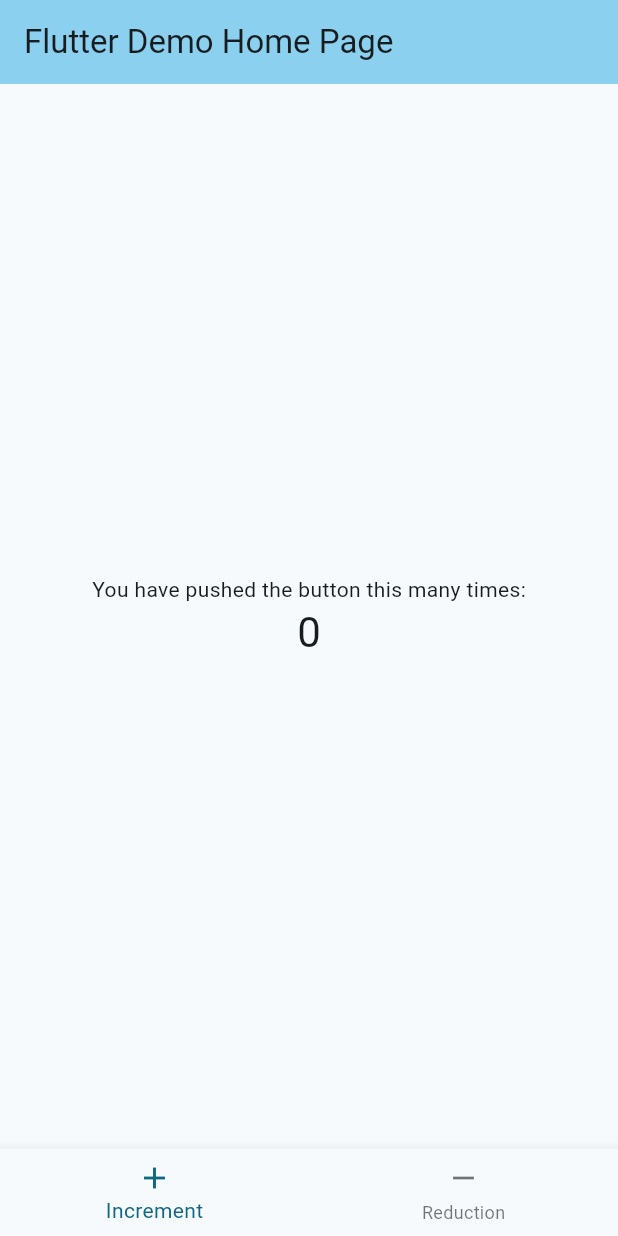
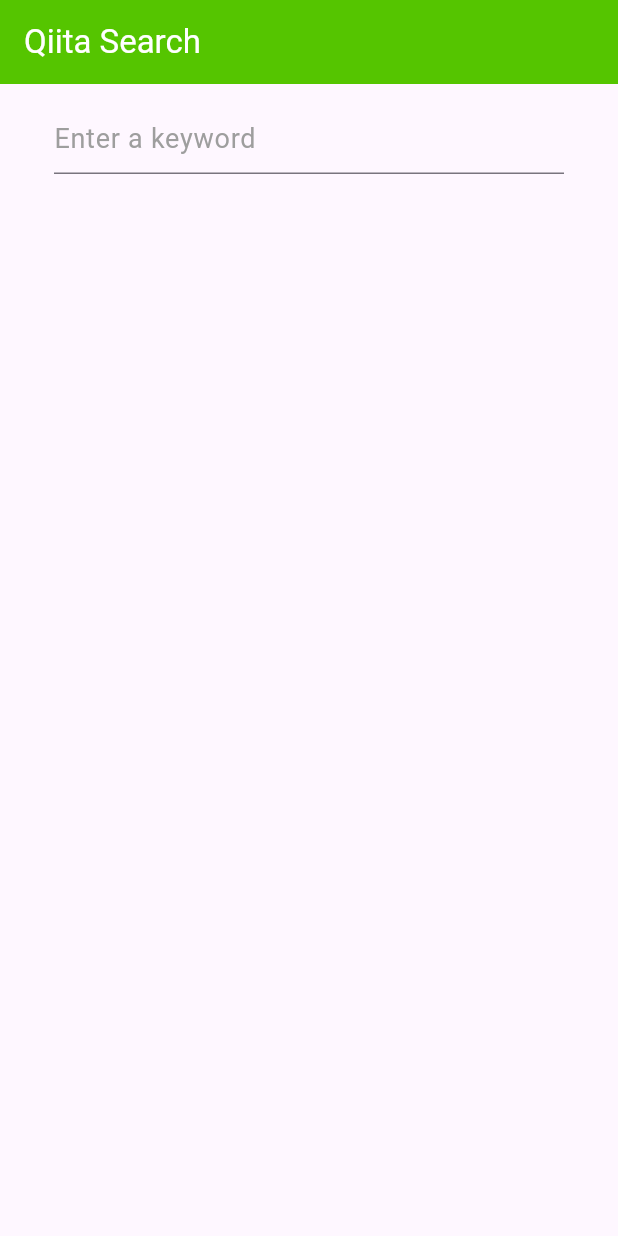
Before and after one commit to Mizuki-OHASHI/flutter_sandbox, a Flutter app: the screen it shows after launch, on a phone screen of 412 x 824 dp. Run offline on Flutter 3.47's test engine with Material 3 defaults, Android fonts, the phone set to English and light mode, and no system bars; our stand-ins replace flutter_dotenv, webview_flutter.

Commit message:
ハンズオン（Qiitaの検索→表示）

```diff
--- a/sample_app/lib/main.dart
+++ b/sample_app/lib/main.dart
@@ -1,167 +1,26 @@
 import 'package:flutter/material.dart';
+import 'package:flutter_dotenv/flutter_dotenv.dart';
+import 'package:sample_app/screens/search_screen.dart';
 
-void main() {
-  runApp(const MyApp());
+Future<void> main() async {
+  await dotenv.load(fileName: '.env');
+  runApp(const MainApp());
 }
 
-class MyApp extends StatelessWidget {
-  const MyApp({super.key});
+class MainApp extends StatelessWidget {
+  const MainApp({super.key});
 
-  // This widget is the root of your application.
   @override
   Widget build(BuildContext context) {
     return MaterialApp(
-      title: 'Counter App (sample)',
+      title: 'Qiita Search',
       theme: ThemeData(
-        // This is the theme of your application.
-        //
-        // TRY THIS: Try running your application with "flutter run". You'll see
-        // the application has a purple toolbar. Then, without quitting the app,
-        // try changing the seedColor in the colorScheme below to Colors.green
-        // and then invoke "hot reload" (save your changes or press the "hot
-        // reload" button in a Flutter-supported IDE, or press "r" if you used
-        // the command line to start the app).
-        //
-        // Notice that the counter didn't reset back to zero; the application
-        // state is not lost during the reload. To reset the state, use hot
-        // restart instead.
-        //
-        // This works for code too, not just values: Most code changes can be
-        // tested with just a hot reload.
-        colorScheme: ColorScheme.fromSeed(seedColor: Colors.blueGrey),
-        useMaterial3: true,
-      ),
-      home: const MyHomePage(title: 'Flutter Demo Home Page'),
+          primarySwatch: Colors.green,
+          fontFamily: 'Hiragino Sans',
+          appBarTheme: const AppBarTheme(backgroundColor: Color(0xFF55C500)),
+          textTheme:
+              Theme.of(context).textTheme.apply(bodyColor: Colors.white)),
+      home: const SearchScreen(),
     );
   }
 }
-
-class MyHomePage extends StatefulWidget {
-  const MyHomePage({super.key, required this.title});
-
-  // This widget is the home page of your application. It is stateful, meaning
-  // that it has a State object (defined below) that contains fields that affect
-  // how it looks.
-
-  // This class is the configuration for the state. It holds the values (in this
-  // case the title) provided by the parent (in this case the App widget) and
-  // used by the build method of the State. Fields in a Widget subclass are
-  // always marked "final".
-
-  final String title;
-
-  @override
-  State<MyHomePage> createState() => _MyHomePageState();
-}
-
-class _MyHomePageState extends State<MyHomePage> {
-  int _counter = 0;
-  int _selectedIndex = 0;
-
-  // void _incrementCounter() {
-  //   setState(() {
-  //     // This call to setState tells the Flutter framework that something has
-  //     // changed in this State, which causes it to rerun the build method below
-  //     // so that the display can reflect the updated values. If we changed
-  //     // _counter without calling setState(), then the build method would not be
-  //     // called again, and so nothing would appear to happen.
-  //     _counter++;
-  //   });
-  // }
-
-  void _onOperatorTapped(int index) {
-    setState(() {
-      _selectedIndex = index;
-      if (index == 0) {
-        _counter++;
-      } else {
-        if (_counter == 0) {
-          showDialogCounterConstraint();
-          return;
-        }
-        _counter--;
-      }
-    });
-  }
-
-  void showDialogCounterConstraint() {
-    showDialog(
-        context: context,
-        builder: (BuildContext context) {
-          return AlertDialog(
-            title: const Text('Counter Constraint'),
-            actions: <Widget>[
-              TextButton(
-                  onPressed: () {
-                    Navigator.pop(context, 'OK');
-                  },
-                  child: const Text('OK'))
-            ],
-            content: const Text('Counter cannot be negative'),
-          );
-        });
-  }
-
-  @override
-  Widget build(BuildContext context) {
-    // This method is rerun every time setState is called, for instance as done
-    // by the _incrementCounter method above.
-    //
-    // The Flutter framework has been optimized to make rerunning build methods
-    // fast, so that you can just rebuild anything that needs updating rather
-    // than having to individually change instances of widgets.
-    return Scaffold(
-      appBar: AppBar(
-        // TRY THIS: Try changing the color here to a specific color (to
-        // Colors.amber, perhaps?) and trigger a hot reload to see the AppBar
-        // change color while the other colors stay the same.
-        backgroundColor: Theme.of(context).colorScheme.inversePrimary,
-        // Here we take the value from the MyHomePage object that was created by
-        // the App.build method, and use it to set our appbar title.
-        title: Text(widget.title),
-      ),
-      body: Center(
-        // Center is a layout widget. It takes a single child and positions it
-        // in the middle of the parent.
-        child: Column(
-          // Column is also a layout widget. It takes a list of children and
-          // arranges them vertically. By default, it sizes itself to fit its
-          // children horizontally, and tries to be as tall as its parent.
-          //
-          // Column has various properties to control how it sizes itself and
-          // how it positions its children. Here we use mainAxisAlignment to
-          // center the children vertically; the main axis here is the vertical
-          // axis because Columns are vertical (the cross axis would be
-          // horizontal).
-          //
-          // TRY THIS: Invoke "debug painting" (choose the "Toggle Debug Paint"
-          // action in the IDE, or press "p" in the console), to see the
-          // wireframe for each widget.
-          mainAxisAlignment: MainAxisAlignment.center,
-          children: <Widget>[
-            const Text(
-              'You have pushed the button this many times:',
-            ),
-            Text(
-              '$_counter',
-              style: Theme.of(context).textTheme.headlineMedium,
-            ),
-          ],
-        ),
-      ),
-      // floatingActionButton: FloatingActionButton(
-      //   onPressed: _incrementCounter,
-      //   tooltip: 'Increment',
-      //   child: const Icon(Icons.add),
-      // ), // This trailing comma makes auto-formatting nicer for build methods.
-      bottomNavigationBar: BottomNavigationBar(
-        items: const <BottomNavigationBarItem>[
-          BottomNavigationBarItem(icon: Icon(Icons.add), label: 'Increment'),
-          BottomNavigationBarItem(icon: Icon(Icons.remove), label: 'Reduction'),
-        ],
-        currentIndex: _selectedIndex,
-        onTap: _onOperatorTapped,
-      ),
-    );
-  }
-}
--- /dev/null
+++ b/sample_app/lib/models/article.dart
@@ -0,0 +1,32 @@
+import 'package:sample_app/models/user.dart';
+
+class Article {
+  // Constructor
+  Article({
+    required this.title,
+    required this.user,
+    this.likesCount = 0,
+    this.tags = const [],
+    required this.createdAt,
+    required this.url,
+  });
+
+  // Properties
+  final String title;
+  final User user;
+  final int likesCount;
+  final List<String> tags;
+  final DateTime createdAt;
+  final String url;
+
+  factory Article.fromJson(dynamic json) {
+    return Article(
+      title: json['title'] as String,
+      user: User.fromJson(json['user']),
+      url: json['url'] as String,
+      createdAt: DateTime.parse(json['created_at'] as String),
+      likesCount: json['likes_count'] as int,
+      tags: List<String>.from(json['tags'].map((tag) => tag['name'] as String)),
+    );
+  }
+}
--- /dev/null
+++ b/sample_app/lib/models/user.dart
@@ -0,0 +1,17 @@
+class User {
+  // Constructor
+  User({required this.id, required this.name, required this.profileImageUrl});
+
+  // Properties
+  final String id;
+  final String name;
+  final String profileImageUrl;
+
+  factory User.fromJson(dynamic json) {
+    return User(
+      id: json['id'] as String,
+      name: json['name'] as String,
+      profileImageUrl: json['profile_image_url'] as String,
+    );
+  }
+}
--- /dev/null
+++ b/sample_app/lib/screens/search_screen.dart
@@ -0,0 +1,88 @@
+import 'dart:convert';
+
+import 'package:flutter/material.dart';
+import 'package:flutter_dotenv/flutter_dotenv.dart';
+import 'package:sample_app/models/article.dart';
+import 'package:http/http.dart' as http;
+import 'package:sample_app/widgets/article_container.dart';
+
+class SearchScreen extends StatefulWidget {
+  const SearchScreen({super.key});
+
+  @override
+  State<SearchScreen> createState() => _SearchScreenState();
+}
+
+class _SearchScreenState extends State<SearchScreen> {
+  List<Article> _articles = [];
+
+  @override
+  Widget build(BuildContext context) {
+    return Scaffold(
+      appBar: AppBar(
+        title: const Text(
+          'Qiita Search',
+          style: TextStyle(color: Colors.white),
+        ),
+      ),
+      body: Column(
+        children: <Widget>[
+          // search form
+          Padding(
+            padding: const EdgeInsets.symmetric(vertical: 12, horizontal: 36),
+            child: TextField(
+              style: const TextStyle(color: Colors.black, fontSize: 18),
+              decoration: const InputDecoration(
+                hintText: 'Enter a keyword',
+                hintStyle: TextStyle(color: Colors.grey),
+              ),
+              onSubmitted: (String keyword) async {
+                final results = await searchQuiita(keyword);
+                setState(() => _articles = results);
+              },
+            ),
+          ),
+          // search result
+          Expanded(
+            child: ListView(
+              children: _articles
+                  .map((article) => ArticleContainer(article: article))
+                  .toList(),
+            ),
+          ),
+        ],
+      ),
+    );
+  }
+
+  /// Search Qiita articles by keyword
+  /// 1. prepare data for http communication
+  /// 2. send http request to Qiita API
+  /// 3. parse the response
+  /// 4. return the result
+  Future<List<Article>> searchQuiita(String keyword) async {
+    // 1. prepare data for http communication
+    final Uri uri = Uri.https(
+      'qiita.com',
+      '/api/v2/items',
+      {'query': 'title:$keyword', 'per_page': '10'},
+    );
+
+    final String token = dotenv.env['QIITA_ACCESS_TOKEN'] ?? '';
+
+    // 2. send http request to Qiita API
+    final http.Response response = await http.get(
+      uri,
+      headers: {'Authorization': 'Bearer $token'},
+    );
+
+    // 3. parse the response
+    // 4. return the result
+    if (response.statusCode == 200) {
+      final List<dynamic> body = jsonDecode(response.body);
+      return body.map((dynamic item) => Article.fromJson(item)).toList();
+    } else {
+      return [];
+    }
+  }
+}
```
Also changed, not shown: sample_app/lib/main.txt (added, +167 -0 lines), sample_app/lib/screens/article_screen.dart (added, +40 -0 lines), sample_app/lib/widgets/article_container.dart (added, +98 -0 lines), sample_app/pubspec.yaml (+6 -1 lines), sample_app/pubspec.lock, 12 other files.
